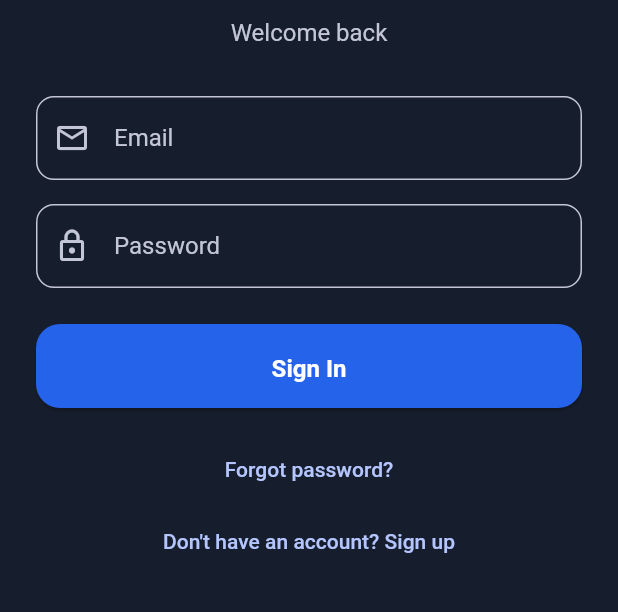
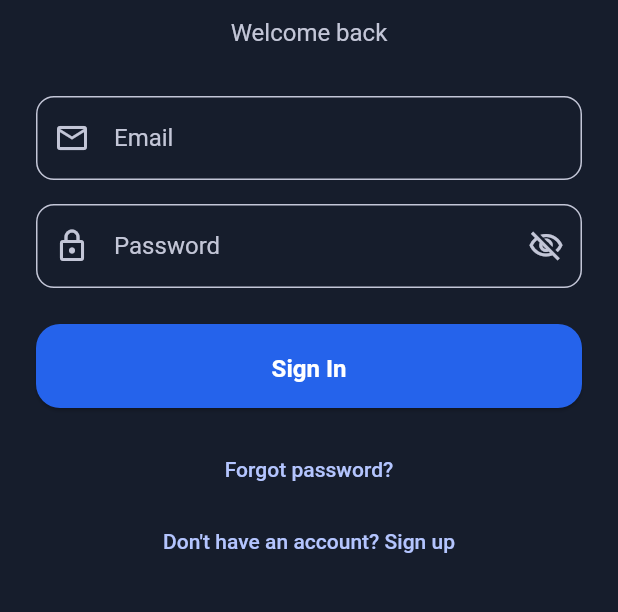
Before and after one commit to eskdev24/Neuroscan_Mobile_based_Brain_Tumor_Classification_System, a Flutter app: the AuthScreen screen opened by its route, on a phone screen of 412 x 824 dp, the part 414-1026 px from its top. Run offline on Flutter 3.47's test engine with Material 3 defaults, Android fonts, the phone set to English and light mode, and no system bars; our stand-ins replace firebase_auth, firebase_core, firebase_database, firebase_messaging, flutter_local_notifications, flutter_riverpod and 6 more; missing offline and left inert: tflite_flutter; accounts and stored records are empty.

Commit message:
feat: add password visibility toggle and improve password field handling

```diff
--- a/lib/features/auth/presentation/auth_screen.dart
+++ b/lib/features/auth/presentation/auth_screen.dart
@@ -21,6 +21,7 @@ class _AuthScreenState extends ConsumerState<AuthScreen> {
   final _nameCtrl = TextEditingController();
   final _phoneCtrl = TextEditingController();
   String? _selectedRole;
+  bool _obscurePassword = true;
 
   static const _roles = [
     'Doctor',
@@ -42,6 +43,7 @@ class _AuthScreenState extends ConsumerState<AuthScreen> {
     setState(() {
       _isSignUp = !_isSignUp;
       _signUpStep = 0;
+      _obscurePassword = true;
     });
     ref.read(authControllerProvider.notifier).reset();
   }
@@ -144,7 +146,16 @@ class _AuthScreenState extends ConsumerState<AuthScreen> {
                       controller: _passwordCtrl,
                       label: 'Password',
                       icon: Icons.lock_outlined,
-                      obscure: true,
+                      obscure: _obscurePassword,
+                      suffixIcon: IconButton(
+                        icon: Icon(
+                          _obscurePassword
+                              ? Icons.visibility_off_outlined
+                              : Icons.visibility_outlined,
+                        ),
+                        onPressed: () =>
+                            setState(() => _obscurePassword = !_obscurePassword),
+                      ),
                       validator: (v) {
                         if (v == null || v.isEmpty) return 'Password is required';
                         if (v.length < 6) return 'At least 6 characters';
@@ -201,7 +212,16 @@ class _AuthScreenState extends ConsumerState<AuthScreen> {
                       controller: _passwordCtrl,
                       label: 'Password',
                       icon: Icons.lock_outlined,
-                      obscure: true,
+                      obscure: _obscurePassword,
+                      suffixIcon: IconButton(
+                        icon: Icon(
+                          _obscurePassword
+                              ? Icons.visibility_off_outlined
+                              : Icons.visibility_outlined,
+                        ),
+                        onPressed: () =>
+                            setState(() => _obscurePassword = !_obscurePassword),
+                      ),
                       validator: (v) {
                         if (v == null || v.isEmpty) return 'Password is required';
                         return null;
@@ -252,6 +272,7 @@ class _AuthScreenState extends ConsumerState<AuthScreen> {
     bool obscure = false,
     TextInputType? keyboardType,
     String? Function(String?)? validator,
+    Widget? suffixIcon,
   }) {
     return TextFormField(
       controller: controller,
@@ -261,6 +282,7 @@ class _AuthScreenState extends ConsumerState<AuthScreen> {
       decoration: InputDecoration(
         labelText: label,
         prefixIcon: Icon(icon),
+        suffixIcon: suffixIcon,
         border: OutlineInputBorder(borderRadius: BorderRadius.circular(12)),
         filled: true,
         fillColor: Theme.of(context).colorScheme.surface,
```
